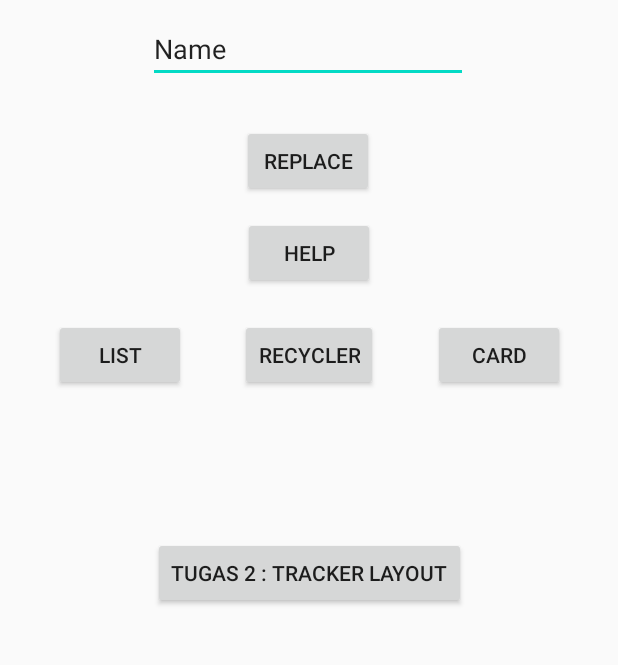
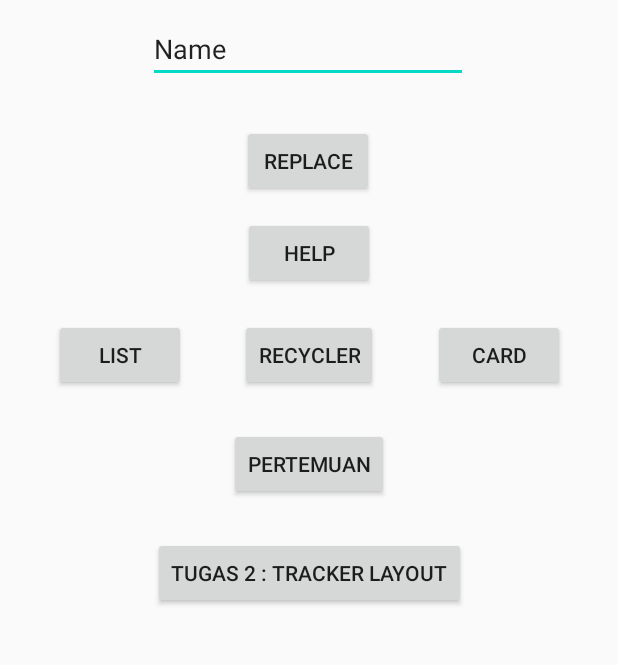
Before and after one commit to estersiwu/Progmob-2020, an Android app: the screen it shows after launch (MainActivity), on a phone screen of 412 x 824 dp, the part 481-1146 px from its top. Run offline under Robolectric (Android 15) with nearby library versions, the phone set to English and light mode, and no system bars.

Commit message:
pertemuan4

```diff
--- a/app/src/main/AndroidManifest.xml
+++ b/app/src/main/AndroidManifest.xml
@@ -9,7 +9,8 @@
         android:roundIcon="@mipmap/ic_launcher_round"
         android:supportsRtl="true"
         android:theme="@style/AppTheme">
-        <activity android:name=".Pertemuan2.CardViewTestActivity"></activity>
+        <activity android:name=".Pertemuan4.DebuggingActivity"></activity>
+        <activity android:name=".Pertemuan2.CardViewTestActivity" />
         <activity android:name=".Pertemuan2.RecyclerActivity" />
         <activity android:name=".Pertemuan2.ListActivity" />
         <activity android:name=".TrackerActivity" />
--- a/app/src/main/java/com/example/progmob_2020/MainActivity.java
+++ b/app/src/main/java/com/example/progmob_2020/MainActivity.java
@@ -9,8 +9,10 @@ import android.widget.Button;
 import android.widget.EditText;
 import android.widget.TextView;
 
+import com.example.progmob_2020.Adapter.MahasiswaRecycleAdapter;
 import com.example.progmob_2020.Pertemuan2.CardViewTestActivity;
 import com.example.progmob_2020.Pertemuan2.ListActivity;
+import com.example.progmob_2020.Pertemuan4.DebuggingActivity;
 
 public class MainActivity extends AppCompatActivity {
 
@@ -25,13 +27,14 @@ public class MainActivity extends AppCompatActivity {
         Button myBtn = (Button) findViewById(R.id.button1);
         final EditText myEditText = (EditText) findViewById(R.id.editText1);
         Button btnHelp = (Button) findViewById(R.id.btnHelp);
-        final  TextView myView = (TextView) findViewById(R.id.mainActivityTextView);
+        final TextView myView = (TextView) findViewById(R.id.mainActivityTextView);
         Button btnTracker = (Button) findViewById(R.id.btnTracker);
+        Button btnPertemuan = (Button) findViewById(R.id.btnPertemuan);
 
         //pertemuan2
-        Button btnList = (Button)findViewById(R.id.buttonListView);
-        Button btnRecycler = (Button)findViewById(R.id.buttonRecyclerView);
-        Button btnCard = (Button)findViewById(R.id.buttonCardView);
+        Button btnList = (Button) findViewById(R.id.buttonListView);
+        Button btnRecycler = (Button) findViewById(R.id.buttonRecyclerView);
+        Button btnCard = (Button) findViewById(R.id.buttonCardView);
 
         //action
         txtView.setText(R.string.text_hello_world);
@@ -77,5 +80,12 @@ public class MainActivity extends AppCompatActivity {
                 startActivity(intent);
             }
         });
+        btnPertemuan.setOnClickListener(new View.OnClickListener() {
+            @Override
+            public void onClick(View v) {
+                Intent intent = new Intent(MainActivity.this, DebuggingActivity.class);
+                startActivity(intent);
+            }
+        });
     }
 }
--- a/app/src/main/res/layout/activity_main.xml
+++ b/app/src/main/res/layout/activity_main.xml
@@ -96,4 +96,14 @@
         app:layout_constraintStart_toEndOf="@+id/buttonRecyclerView"
         app:layout_constraintTop_toBottomOf="@+id/btnHelp" />
 
+    <Button
+        android:id="@+id/btnPertemuan"
+        android:layout_width="wrap_content"
+        android:layout_height="wrap_content"
+        android:text="Pertemuan"
+        app:layout_constraintBottom_toTopOf="@+id/btnTracker"
+        app:layout_constraintEnd_toEndOf="parent"
+        app:layout_constraintStart_toStartOf="parent"
+        app:layout_constraintTop_toBottomOf="@+id/buttonRecyclerView" />
+
 </androidx.constraintlayout.widget.ConstraintLayout>
```
